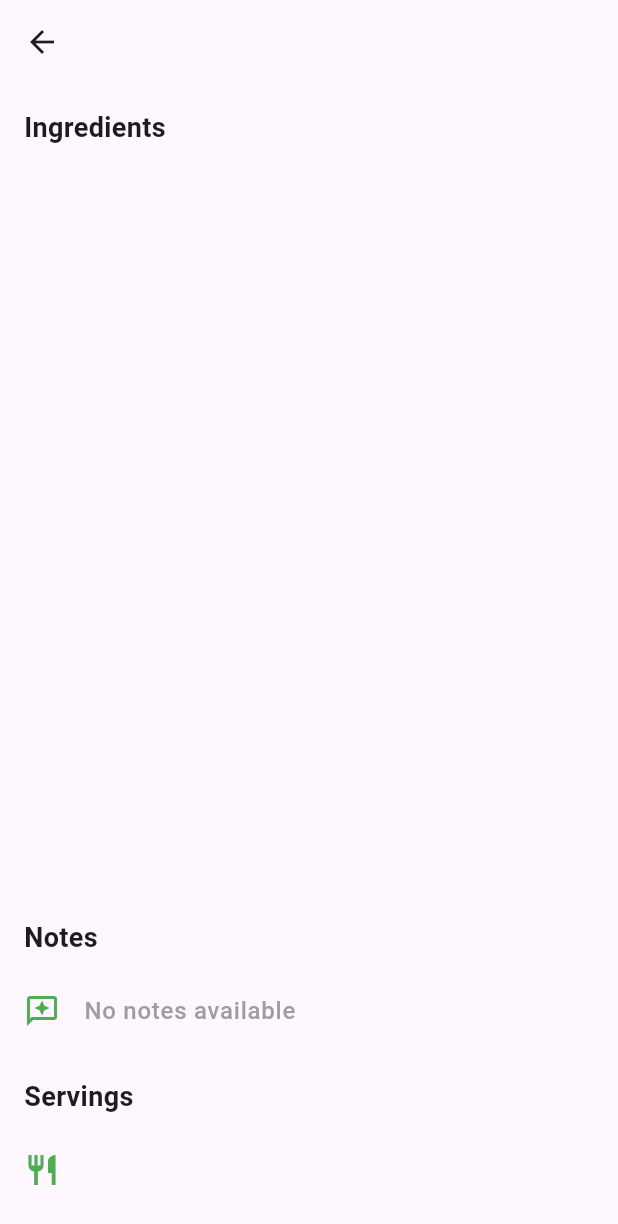
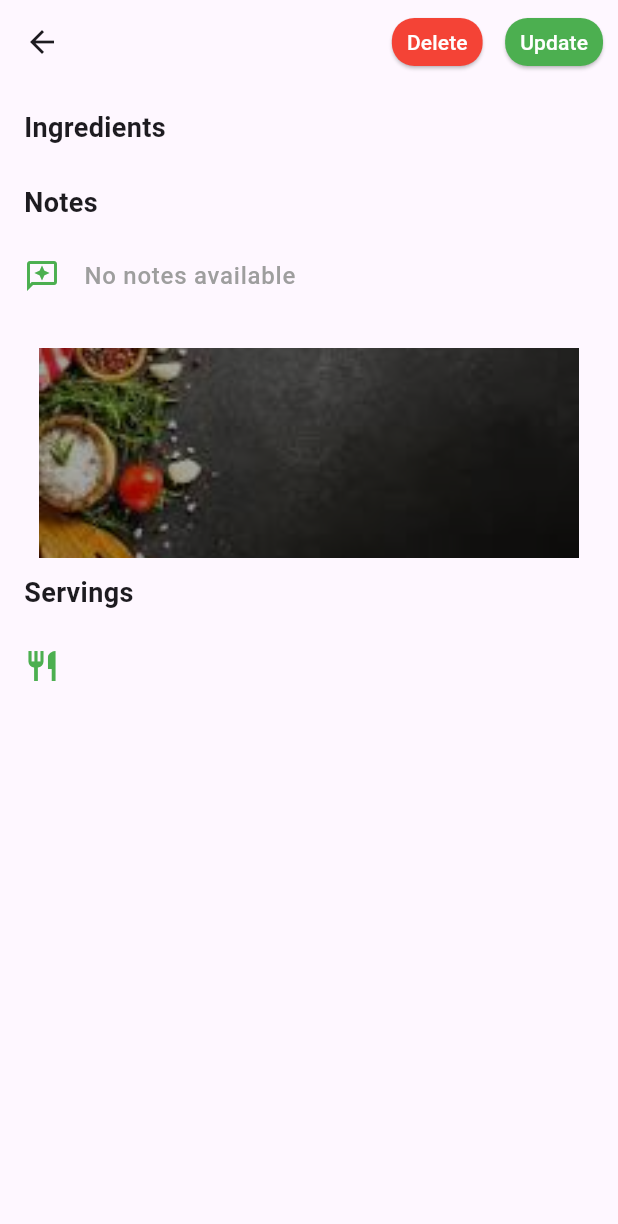
Before and after one commit to kambericecelia/my_recipes, a Flutter app: the RecipeDetails screen opened directly with empty values, on a phone screen of 412 x 824 dp. Shown: the top 1224 px of the screen. Run offline on Flutter 3.47's test engine with Material 3 defaults, Android fonts, the phone set to English and light mode, and no system bars; our stand-ins replace cloud_firestore, firebase_core, firebase_storage, fluttertoast, image_picker; accounts and stored records are empty.

Commit message:
delete and update functionality added

```diff
--- a/lib/main.dart
+++ b/lib/main.dart
@@ -32,7 +32,7 @@ class MyApp extends StatelessWidget {
       initialRoute: 'home_page',
       routes: {
         HomePage.id: (context) => HomePage(),
-        AddRecipe.id: (context) => AddRecipe()
+        AddRecipe.id: (context) => AddRecipe(),
       },
     );
   }
--- a/lib/screens/widgets/recipe_details.dart
+++ b/lib/screens/widgets/recipe_details.dart
@@ -1,26 +1,107 @@
 import 'package:flutter/material.dart';
+import 'package:recipes_app/home.dart';
+import 'package:recipes_app/screens/widgets/add_recipe.dart';
+
+import '../../models/recipe.dart';
 
 class RecipeDetails extends StatelessWidget {
-
+  final String? recipeId;
   final String title;
   final String notes;
   final String servings;
+  final String? imageUrl;
   final List<String> ingredients;
 
   const RecipeDetails({
     Key? key,
+    this.recipeId,
+    this.imageUrl,
     required this.title,
     required this.notes,
     required this.servings,
     required this.ingredients,
   }) : super(key: key);
   static const String id = 'recipe_details';
+
   @override
   Widget build(BuildContext context) {
     return Scaffold(
-      appBar: AppBar(title: Text(title)),
+      appBar: AppBar(title: Text(title), actions: [
+        Padding(
+            padding: const EdgeInsets.fromLTRB(5, 10, 10, 10),
+            child: ElevatedButton.icon(
+              onPressed: () {
+                showDialog(
+                    context: context,
+                    builder: (context) {
+                      return AlertDialog(
+                        title: Text(
+                          "Are you sure you want to delete the recipe?",
+                          style: TextStyle(fontSize: 15),
+                        ),
+                        actions: [
+                          ElevatedButton(
+                            onPressed: () {
+                              Navigator.pop(context);
+                            },
+                            child: const Text("Cancel"),
+                            style: ElevatedButton.styleFrom(
+                              backgroundColor: Colors.green,
+                              foregroundColor: Colors.white,
+                            ),
+                          ),
+                          ElevatedButton(
+                            onPressed: () async {
+                              if (recipeId != null) {
+                                await Recipe.deleteRecipe(recipeId!);
+                              }
+                              Navigator.pushNamed(context, HomePage.id);
+                            },
+                            child: const Text("Delete"),
+                            style: ElevatedButton.styleFrom(
+                              backgroundColor: Colors.red,
+                              foregroundColor: Colors.white,
+                            ),
+                          )
+                        ],
+                      );
+                    });
+              },
+              label: Text("Delete"),
+              style: ElevatedButton.styleFrom(
+                  backgroundColor: Colors.red,
+                  foregroundColor: Colors.white,
+                  minimumSize: Size(10, 30),
+                  padding: EdgeInsets.symmetric(horizontal: 10, vertical: 6),
+                  shape: RoundedRectangleBorder(
+                      borderRadius: BorderRadius.circular(15))),
+            )),
+        Padding(
+            padding: const EdgeInsets.fromLTRB(5, 10, 10, 10),
+            child: ElevatedButton.icon(
+              onPressed: () {
+                Navigator.pushNamed(context, AddRecipe.id, arguments: {
+                  'recipeId': recipeId,
+                  'title': title,
+                  'servings': servings,
+                  'notes': notes,
+                  'ingredients': ingredients,
+                  'imageUrl': imageUrl,
+                });
+              },
+              label: Text("Update"),
+              style: ElevatedButton.styleFrom(
+                  backgroundColor: Colors.green,
+                  foregroundColor: Colors.white,
+                  minimumSize: Size(10, 30),
+                  padding: EdgeInsets.symmetric(horizontal: 10, vertical: 6),
+                  shape: RoundedRectangleBorder(
+                      borderRadius: BorderRadius.circular(15))),
+            ))
+      ]),
       body: Padding(
         padding: const EdgeInsets.all(16.0),
+        child: SingleChildScrollView(
       child: Column(
       crossAxisAlignment: CrossAxisAlignment.start,
         children: [
@@ -30,9 +111,9 @@ class RecipeDetails extends StatelessWidget {
             style: TextStyle(fontSize: 18, fontWeight: FontWeight.bold),
           ),
           SizedBox(height: 8),
-            Expanded(
-              child: ListView.builder(
+          ListView.builder(
             shrinkWrap: true,
+            physics: NeverScrollableScrollPhysics(), // Prevent nested scrolling issues
             itemCount: ingredients.length,
             itemBuilder: (context, index) {
               return ListTile(
@@ -52,10 +133,11 @@ class RecipeDetails extends StatelessWidget {
               );
             },
           ),
-            ),
 
           // Notes Section
-            SizedBox(height: 16,),
+          SizedBox(
+            height: 16,
+          ),
           Text(
             "Notes",
             style: TextStyle(fontSize: 18, fontWeight: FontWeight.bold),
@@ -63,7 +145,11 @@ class RecipeDetails extends StatelessWidget {
           SizedBox(height: 8),
           ListTile(
             contentPadding: EdgeInsets.zero,
-              leading: Icon(Icons.reviews_outlined, color: Colors.green, size: 24,),
+            leading: Icon(
+              Icons.reviews_outlined,
+              color: Colors.green,
+              size: 24,
+            ),
             title: Text(
               notes.isEmpty ? 'No notes available' : notes,
               style: TextStyle(
@@ -75,7 +161,25 @@ class RecipeDetails extends StatelessWidget {
           ),
 
           // Servings Section
-            SizedBox(height: 16),
+          SizedBox(height: 10),
+          Container(
+            margin: EdgeInsets.symmetric(horizontal: 10, vertical: 10),
+            width: MediaQuery.of(context).size.width,
+            height: 140,
+            decoration: BoxDecoration(
+              image: DecorationImage(
+                colorFilter: ColorFilter.mode(
+                  Colors.black.withOpacity(0.35),
+                  BlendMode.multiply,
+                ),
+                image: imageUrl != ""
+                    ? NetworkImage(imageUrl!)
+                    : AssetImage('assets/food_background.jpeg')
+                as ImageProvider,
+                fit: BoxFit.cover,
+              ),
+            ),
+          ),
           Text(
             "Servings",
             style: TextStyle(fontSize: 18, fontWeight: FontWeight.bold),
@@ -99,6 +203,8 @@ class RecipeDetails extends StatelessWidget {
         ],
       ),
     ),
+
+    ),
     );
   }
 }
--- a/pubspec.yaml
+++ b/pubspec.yaml
@@ -16,6 +16,7 @@ dependencies:
   cloud_firestore: ^5.5.1
   image_picker: ^1.1.2
   firebase_storage: ^12.3.7
+  fluttertoast: ^8.2.8
 
 
 dev_dependencies:
```
Also changed, not shown: lib/home.dart (+2 -8 lines), lib/models/recipe.dart (+48 -31 lines), lib/screens/widgets/add_recipe.dart (+52 -20 lines), lib/screens/widgets/recipe_card.dart (+8 -3 lines), lib/services/recipe_service.dart (+64 -64 lines), pubspec.lock. Lines whose indentation alone changed are shown as unchanged.
